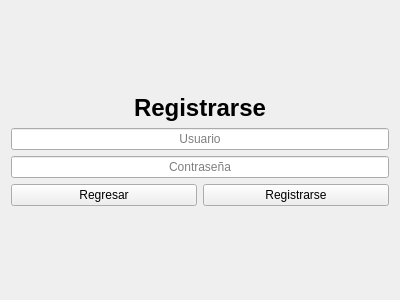
Tim0305/Netflix, file signupwindow.ui: the form before one commit.
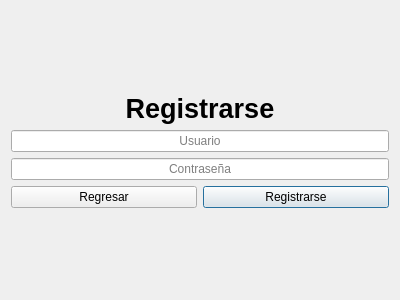
The form after the commit.

Patch:
```diff
--- a/signupwindow.ui
+++ b/signupwindow.ui
@@ -39,7 +39,7 @@
        </property>
        <property name="font">
         <font>
-         <pointsize>18</pointsize>
+         <pointsize>20</pointsize>
          <bold>true</bold>
         </font>
        </property>
@@ -97,6 +97,9 @@
          <property name="text">
           <string>Registrarse</string>
          </property>
+         <property name="default">
+          <bool>true</bool>
+         </property>
         </widget>
        </item>
       </layout>
```
